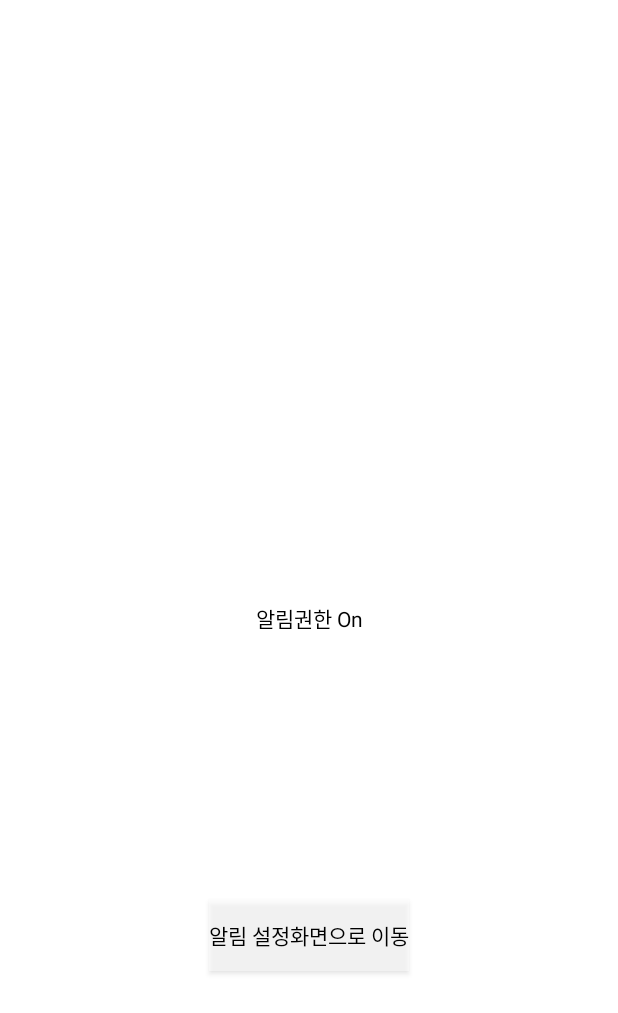
After one commit to ParkChan/DemoApplication, an Android app: the NotificationSettingsFragment screen opened through its navigation route, on a phone screen of 412 x 824 dp. The commit adds this screen. Shown: the top 1013 px of the screen. Run offline under Robolectric (Android 15) with nearby library versions, the phone set to English and light mode, and no system bars; our stand-ins replace Dagger/Hilt's generated code, Timber, data binding.

Commit message:
[추가] 알림권한 예제코드 작성

```diff
--- a/app/build.gradle
+++ b/app/build.gradle
@@ -7,12 +7,12 @@ plugins {
 }
 
 android {
-    compileSdk 31
+     compileSdk 33
 
     defaultConfig {
         applicationId "com.example.demoapplication"
         minSdk 21
-        targetSdk 31
+        targetSdk 33
         versionCode 1
         versionName "1.0"
 
--- a/app/src/main/AndroidManifest.xml
+++ b/app/src/main/AndroidManifest.xml
@@ -3,6 +3,7 @@
     package="com.example.demo">
 
     <uses-permission android:name="android.permission.INTERNET" />
+    <uses-permission android:name="android.permission.POST_NOTIFICATIONS"/>
 
     <application
         android:name="com.example.demo.MyApplication"
--- a/app/src/main/java/com/example/demo/ui/fragment/FolderbleCheckTestFragment.kt
+++ b/app/src/main/java/com/example/demo/ui/fragment/FolderbleCheckTestFragment.kt
@@ -47,9 +47,9 @@ class FolderbleCheckTestFragment : Fragment() {
                             if (newLayoutInfo.displayFeatures.isNotEmpty()) {
                                 // Use newLayoutInfo to update the layout.
                                 val result = extractTypeAndState(newLayoutInfo.displayFeatures.toString())
-                                Snackbar.make(binding.root, "폴더블 디바이스 입니다. $result", Snackbar.LENGTH_SHORT).show()
+                                Snackbar.make(binding.root, "폴더블 디바이스 입니다. $result", Snackbar.LENGTH_INDEFINITE).show()
                             } else {
-                                Snackbar.make(binding.root, "폴더블이 아닙니다.", Snackbar.LENGTH_SHORT).show()
+                                Snackbar.make(binding.root, "폴더블이 아닙니다.", Snackbar.LENGTH_INDEFINITE).show()
                             }
                         }
                 }
--- a/app/src/main/java/com/example/demo/ui/fragment/MainFragment.kt
+++ b/app/src/main/java/com/example/demo/ui/fragment/MainFragment.kt
@@ -93,5 +93,8 @@ class MainFragment : Fragment() {
         binding.btnFolderbleCheck.setOnClickListener {
             findNavController().navigate(R.id.action_MainFragment_to_FolderbleCheckTestFragment)
         }
+        binding.btnNotificationSettings.setOnClickListener {
+            findNavController().navigate(R.id.action_MainFragment_to_NotificationSettingsFragment)
+        }
     }
 }
--- /dev/null
+++ b/app/src/main/java/com/example/demo/ui/fragment/NotificationSettingsFragment.kt
@@ -0,0 +1,120 @@
+package com.example.demo.ui.fragment
+
+import android.Manifest
+import android.content.Intent
+import android.content.pm.PackageManager
+import android.net.Uri
+import android.os.Build
+import android.os.Bundle
+import android.provider.Settings
+import android.view.LayoutInflater
+import android.view.View
+import android.view.ViewGroup
+import android.widget.Toast
+import androidx.activity.result.contract.ActivityResultContracts
+import androidx.core.app.NotificationManagerCompat
+import androidx.core.content.ContextCompat.checkSelfPermission
+import androidx.fragment.app.Fragment
+import com.example.demo.databinding.FragmentNotificationSettingsBinding
+import com.google.android.material.snackbar.Snackbar
+
+/**
+ * https://developer.android.com/about/versions/13/changes/notification-permission?hl=ko
+ */
+class NotificationSettingsFragment : Fragment() {
+
+    private lateinit var binding: FragmentNotificationSettingsBinding
+    private val requestPermission = registerForActivityResult(
+        ActivityResultContracts.RequestPermission()) {
+        when(it) {
+            true -> {
+                Snackbar.make(binding.root, "알림권한을 허용함", Snackbar.LENGTH_LONG).show()
+            }
+            false -> {
+                Snackbar.make(binding.root, "알림권한을 거절함", Snackbar.LENGTH_LONG).show()
+            }
+        }
+    }
+    override fun onCreateView(
+        inflater: LayoutInflater, container: ViewGroup?,
+        savedInstanceState: Bundle?
+    ): View {
+        binding = FragmentNotificationSettingsBinding.inflate(inflater, container, false)
+        binding.lifecycleOwner = viewLifecycleOwner
+
+        return binding.root
+    }
+
+    override fun onViewCreated(view: View, savedInstanceState: Bundle?) {
+        super.onViewCreated(view, savedInstanceState)
+
+        binding.btnNotificationSettings.setOnClickListener {
+            openNotificationSettings()
+        }
+
+        requestNotificationPermission()
+    }
+
+    private fun openNotificationSettings() {
+
+        context?.run {
+            val intent = Intent().apply {
+                when {
+                    Build.VERSION.SDK_INT >= Build.VERSION_CODES.O -> {
+                        action = Settings.ACTION_APP_NOTIFICATION_SETTINGS
+                        putExtra(Settings.EXTRA_APP_PACKAGE, packageName)
+                    }
+
+                    Build.VERSION.SDK_INT >= Build.VERSION_CODES.LOLLIPOP -> {
+                        action = "android.settings.APP_NOTIFICATION_SETTINGS"
+                        putExtra("app_package", packageName)
+                        putExtra("app_uid", applicationInfo.uid)
+                    }
+
+                    else -> {
+                        action = Settings.ACTION_APPLICATION_DETAILS_SETTINGS
+                        addCategory(Intent.CATEGORY_DEFAULT)
+                        data = Uri.parse("package:$packageName")
+                    }
+                }
+            }
+            startActivity(intent)
+        }
+
+    }
+
+    override fun onResume() {
+        checkNotificationStatus()
+        super.onResume()
+    }
+
+    private fun checkNotificationStatus() {
+        val notificationManager: NotificationManagerCompat =
+            NotificationManagerCompat.from(requireContext())
+        val isOpend = notificationManager.areNotificationsEnabled()
+        if (isOpend) {
+            binding.tvNotificationSettings.text = "알림권한 On"
+        } else {
+            binding.tvNotificationSettings.text = "알림권한 Off"
+        }
+    }
+
+    private fun requestNotificationPermission() {
+        if (Build.VERSION.SDK_INT >= Build.VERSION_CODES.M) {
+            if (checkSelfPermission(
+                    requireContext(),
+                    Manifest.permission.POST_NOTIFICATIONS
+                ) == PackageManager.PERMISSION_GRANTED
+            ) {
+                // Permission is already granted
+                // Do your work here
+            } else {
+                // Permission is not granted
+                requestPermission.launch(Manifest.permission.POST_NOTIFICATIONS)
+            }
+        } else {
+            // Do your work here
+        }
+    }
+
+}
--- /dev/null
+++ b/app/src/main/res/layout/fragment_notification_settings.xml
@@ -0,0 +1,36 @@
+<?xml version="1.0" encoding="utf-8"?>
+<layout xmlns:android="http://schemas.android.com/apk/res/android"
+    xmlns:app="http://schemas.android.com/apk/res-auto"
+    xmlns:tools="http://schemas.android.com/tools">
+
+    <androidx.constraintlayout.widget.ConstraintLayout
+        android:layout_width="match_parent"
+        android:layout_height="match_parent">
+
+
+        <androidx.appcompat.widget.AppCompatTextView
+            android:id="@+id/tv_notification_settings"
+            android:layout_width="wrap_content"
+            android:layout_height="wrap_content"
+            android:background="@color/test_bg"
+            android:textColor="@color/test_text_color"
+            app:layout_constraintStart_toStartOf="parent"
+            app:layout_constraintEnd_toEndOf="parent"
+            app:layout_constraintTop_toTopOf="parent"
+            app:layout_constraintBottom_toBottomOf="parent"
+            tools:text="알림설정 상태 체크"
+            />
+        <androidx.appcompat.widget.AppCompatButton
+            android:id="@+id/btn_notification_settings"
+            android:layout_width="wrap_content"
+            android:layout_height="wrap_content"
+            android:background="@color/test_bg"
+            android:textColor="@color/test_text_color"
+            app:layout_constraintStart_toStartOf="parent"
+            app:layout_constraintEnd_toEndOf="parent"
+            app:layout_constraintTop_toBottomOf="@id/tv_notification_settings"
+            app:layout_constraintBottom_toBottomOf="parent"
+            android:text="알림 설정화면으로 이동"
+            />
+    </androidx.constraintlayout.widget.ConstraintLayout>
+</layout>
--- a/app/src/main/res/navigation/nav_graph.xml
+++ b/app/src/main/res/navigation/nav_graph.xml
@@ -30,6 +30,11 @@
         <action
             android:id="@+id/action_MainFragment_to_FolderbleCheckTestFragment"
             app:destination="@id/FolderbleCheckTestFragment" />
+        <action
+            android:id="@+id/action_MainFragment_to_NotificationSettingsFragment"
+            app:destination="@id/NotificationSettingsFragment" />
+
+
     </fragment>
 
     <fragment
@@ -66,4 +71,9 @@
         android:name="com.example.demo.ui.fragment.FolderbleCheckTestFragment"
         tools:layout="@layout/fragment_folderble_test" />
 
+    <fragment
+        android:id="@+id/NotificationSettingsFragment"
+        android:name="com.example.demo.ui.fragment.NotificationSettingsFragment"
+        tools:layout="@layout/fragment_notification_settings" />
+
 </navigation>
```
Also changed, not shown: app/src/main/res/layout/fragment_main.xml (+10 -1 lines).
